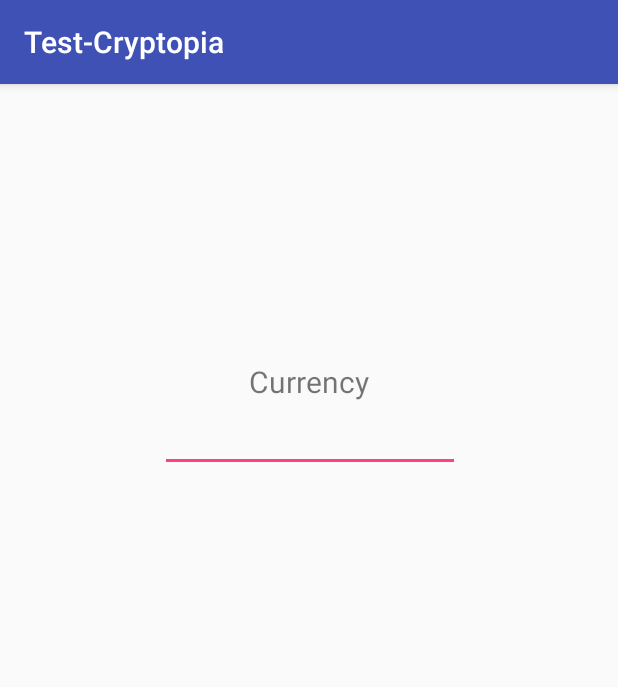
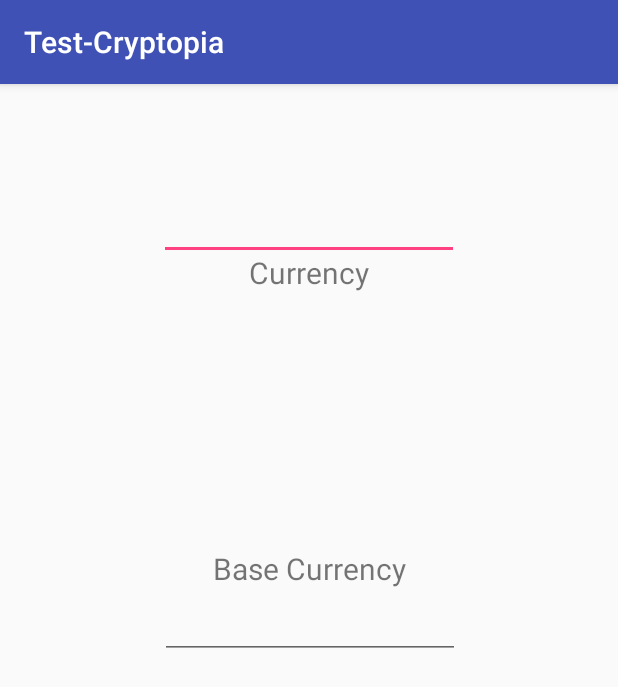
Before and after one commit to dzdy/cryptopia, an Android app: the AddPairActivity screen opened directly, with no data from a screen before it, on a phone screen of 412 x 824 dp. Shown: the top 687 px of the screen. Run offline under Robolectric (Android 15) with nearby library versions, the phone set to English and light mode, and no system bars; our stand-ins replace Volley; network calls fail.

Commit message:
Add base currency selection

```diff
--- a/app/src/main/java/com/dzdy/cryptopia/Currency.java
+++ b/app/src/main/java/com/dzdy/cryptopia/Currency.java
@@ -20,6 +20,6 @@ class Currency {
 
     @Override
     public String toString() {
-        return name;
+        return name + " (" + symbol + ")";
     }
 }
--- a/app/src/main/res/layout/activity_add_pair.xml
+++ b/app/src/main/res/layout/activity_add_pair.xml
@@ -17,10 +17,24 @@
         app:layout_constraintLeft_toLeftOf="parent"
         app:layout_constraintRight_toRightOf="parent"
         app:layout_constraintTop_toTopOf="parent"
-        app:layout_constraintVertical_bias="0.249" />
+        app:layout_constraintVertical_bias="0.151" />
+
+    <TextView
+        android:id="@+id/textView2"
+        android:layout_width="wrap_content"
+        android:layout_height="wrap_content"
+        android:labelFor="@+id/autoCompleteTextView2"
+        android:text="@string/base_currency"
+        android:textSize="20sp"
+        app:layout_constraintBottom_toBottomOf="parent"
+        app:layout_constraintLeft_toLeftOf="parent"
+        app:layout_constraintRight_toRightOf="parent"
+        app:layout_constraintTop_toTopOf="parent"
+        app:layout_constraintVertical_bias="0.418"
+        app:layout_constraintHorizontal_bias="0.501" />
 
     <AutoCompleteTextView
-        android:id="@+id/autoCompleteTextView"
+        android:id="@+id/autoCompleteTextView2"
         android:layout_width="200dp"
         android:layout_height="wrap_content"
         android:layout_marginTop="1dp"
@@ -28,6 +42,16 @@
         app:layout_constraintHorizontal_bias="0.502"
         app:layout_constraintLeft_toLeftOf="parent"
         app:layout_constraintRight_toRightOf="parent"
+        app:layout_constraintTop_toBottomOf="@+id/textView2" />
+
+    <AutoCompleteTextView
+        android:id="@+id/autoCompleteTextView"
+        android:layout_width="200dp"
+        android:layout_height="wrap_content"
+        android:layout_marginTop="-67dp"
+        android:textAlignment="center"
+        app:layout_constraintLeft_toLeftOf="parent"
+        app:layout_constraintRight_toRightOf="parent"
         app:layout_constraintTop_toBottomOf="@+id/textView" />
 
 </android.support.constraint.ConstraintLayout>
--- a/app/src/main/res/values/strings.xml
+++ b/app/src/main/res/values/strings.xml
@@ -9,6 +9,8 @@
     <string name="default_price">0.00</string>
     <string name="pair_prefs_file">pair_preferences</string>
     <string name="network_err">Error connecting to Cryptopia</string>
-    <string name="currency_symbol">Curency Symbol</string>
+    <string name="currencies_updated">Currencies Updated</string>
+    <string name="currency_symbol">Currency Symbol</string>
     <string name="currency">Currency</string>
+    <string name="base_currency">Base Currency</string>
 </resources>
```
Also changed, not shown: app/src/main/java/com/dzdy/cryptopia/AddPairActivity.java (+63 -6 lines).
